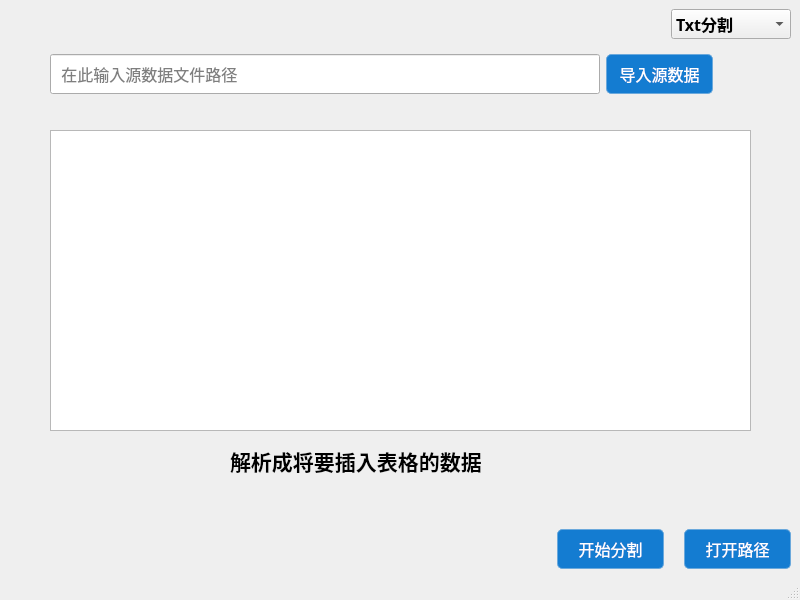
Old version of the form src/mainwindow.ui in the repository llwj0303/SplitTXT.
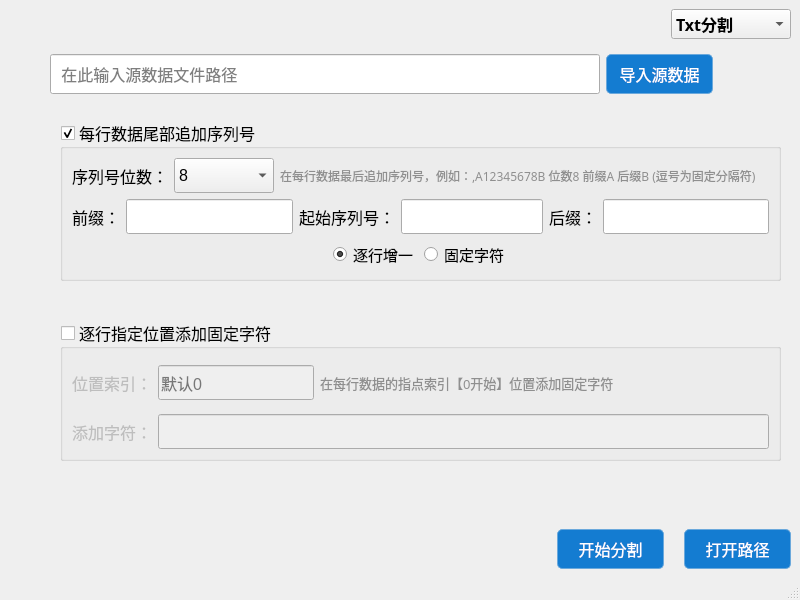
New version of the form. The open tabs and pages were chosen to show the change.

Commit message: 1.新功能：逐行添加字符，用于批量处理TXT源文件追加递增1或固定的序列号 2.新功能：字段位置交换，用于批量处理TXT源文件交换字段位置

Patch:
```diff
--- a/src/mainwindow.ui
+++ b/src/mainwindow.ui
@@ -1385,6 +1385,610 @@
         </property>
        </widget>
       </widget>
+      <widget class="QWidget" name="page_6">
+       <widget class="QGroupBox" name="groupBox_serialAppend">
+        <property name="geometry">
+         <rect>
+          <x>10</x>
+          <y>20</y>
+          <width>721</width>
+          <height>161</height>
+         </rect>
+        </property>
+        <property name="font">
+         <font>
+          <family>黑体</family>
+          <pointsize>12</pointsize>
+         </font>
+        </property>
+        <property name="title">
+         <string>每行数据尾部追加序列号</string>
+        </property>
+        <property name="checkable">
+         <bool>true</bool>
+        </property>
+        <layout class="QVBoxLayout" name="verticalLayout_10">
+         <item>
+          <widget class="QWidget" name="widget_serialAppend" native="true">
+           <layout class="QVBoxLayout" name="verticalLayout_8">
+            <property name="leftMargin">
+             <number>0</number>
+            </property>
+            <property name="topMargin">
+             <number>0</number>
+            </property>
+            <property name="rightMargin">
+             <number>0</number>
+            </property>
+            <property name="bottomMargin">
+             <number>0</number>
+            </property>
+            <item>
+             <layout class="QHBoxLayout" name="horizontalLayout_23">
+              <item>
+               <widget class="QLabel" name="label_24">
+                <property name="minimumSize">
+                 <size>
+                  <width>0</width>
+                  <height>35</height>
+                 </size>
+                </property>
+                <property name="font">
+                 <font>
+                  <family>微软雅黑</family>
+                  <pointsize>12</pointsize>
+                 </font>
+                </property>
+                <property name="text">
+                 <string>序列号位数：</string>
+                </property>
+               </widget>
+              </item>
+              <item>
+               <widget class="QComboBox" name="comboBox_serialNumLength">
+                <property name="minimumSize">
+                 <size>
+                  <width>100</width>
+                  <height>35</height>
+                 </size>
+                </property>
+                <property name="font">
+                 <font>
+                  <family>Arial</family>
+                  <pointsize>12</pointsize>
+                 </font>
+                </property>
+                <item>
+                 <property name="text">
+                  <string>8</string>
+                 </property>
+                </item>
+                <item>
+                 <property name="text">
+                  <string>9</string>
+                 </property>
+                </item>
+                <item>
+                 <property name="text">
+                  <string>10</string>
+                 </property>
+                </item>
+                <item>
+                 <property name="text">
+                  <string>6</string>
+                 </property>
+                </item>
+               </widget>
+              </item>
+              <item>
+               <widget class="QLabel" name="label_25">
+                <property name="minimumSize">
+                 <size>
+                  <width>0</width>
+                  <height>35</height>
+                 </size>
+                </property>
+                <property name="font">
+                 <font>
+                  <family>宋体</family>
+                  <pointsize>9</pointsize>
+                 </font>
+                </property>
+                <property name="styleSheet">
+                 <string notr="true">color: rgb(143, 143, 143);</string>
+                </property>
+                <property name="text">
+                 <string>在每行数据最后追加序列号，例如：,A12345678B 位数8 前缀A 后缀B (逗号为固定分隔符)</string>
+                </property>
+               </widget>
+              </item>
+              <item>
+               <spacer name="horizontalSpacer_22">
+                <property name="orientation">
+                 <enum>Qt::Horizontal</enum>
+                </property>
+                <property name="sizeHint" stdset="0">
+                 <size>
+                  <width>40</width>
+                  <height>20</height>
+                 </size>
+                </property>
+               </spacer>
+              </item>
+             </layout>
+            </item>
+            <item>
+             <layout class="QHBoxLayout" name="horizontalLayout_24">
+              <item>
+               <layout class="QHBoxLayout" name="horizontalLayout_22">
+                <item>
+                 <widget class="QLabel" name="label_23">
+                  <property name="minimumSize">
+                   <size>
+                    <width>0</width>
+                    <height>35</height>
+                   </size>
+                  </property>
+                  <property name="font">
+                   <font>
+                    <family>微软雅黑</family>
+                    <pointsize>12</pointsize>
+                   </font>
+                  </property>
+                  <property name="text">
+                   <string>前缀：</string>
+                  </property>
+                 </widget>
+                </item>
+                <item>
+                 <widget class="QLineEdit" name="lineEdit_preFix">
+                  <property name="minimumSize">
+                   <size>
+                    <width>0</width>
+                    <height>35</height>
+                   </size>
+                  </property>
+                  <property name="font">
+                   <font>
+                    <family>Arial</family>
+                    <pointsize>12</pointsize>
+                   </font>
+                  </property>
+                 </widget>
+                </item>
+               </layout>
+              </item>
+              <item>
+               <layout class="QHBoxLayout" name="horizontalLayout_19">
+                <item>
+                 <widget class="QLabel" name="label_21">
+                  <property name="minimumSize">
+                   <size>
+                    <width>0</width>
+                    <height>35</height>
+                   </size>
+                  </property>
+                  <property name="font">
+                   <font>
+                    <family>微软雅黑</family>
+                    <pointsize>12</pointsize>
+                   </font>
+                  </property>
+                  <property name="text">
+                   <string>起始序列号：</string>
+                  </property>
+                 </widget>
+                </item>
+                <item>
+                 <widget class="QLineEdit" name="lineEdit_startSerialNum">
+                  <property name="minimumSize">
+                   <size>
+                    <width>0</width>
+                    <height>35</height>
+                   </size>
+                  </property>
+                  <property name="font">
+                   <font>
+                    <family>Arial</family>
+                    <pointsize>12</pointsize>
+                   </font>
+                  </property>
+                 </widget>
+                </item>
+               </layout>
+              </item>
+              <item>
+               <layout class="QHBoxLayout" name="horizontalLayout_21">
+                <item>
+                 <widget class="QLabel" name="label_22">
+                  <property name="minimumSize">
+                   <size>
+                    <width>0</width>
+                    <height>35</height>
+                   </size>
+                  </property>
+                  <property name="font">
+                   <font>
+                    <family>微软雅黑</family>
+                    <pointsize>12</pointsize>
+                   </font>
+                  </property>
+                  <property name="text">
+                   <string>后缀：</string>
+                  </property>
+                 </widget>
+                </item>
+                <item>
+                 <widget class="QLineEdit" name="lineEdit_subFix">
+                  <property name="minimumSize">
+                   <size>
+                    <width>0</width>
+                    <height>35</height>
+                   </size>
+                  </property>
+                  <property name="font">
+                   <font>
+                    <family>Arial</family>
+                    <pointsize>12</pointsize>
+                   </font>
+                  </property>
+                 </widget>
+                </item>
+               </layout>
+              </item>
+             </layout>
+            </item>
+            <item>
+             <layout class="QHBoxLayout" name="horizontalLayout_20">
+              <item>
+               <spacer name="horizontalSpacer_19">
+                <property name="orientation">
+                 <enum>Qt::Horizontal</enum>
+                </property>
+                <property name="sizeHint" stdset="0">
+                 <size>
+                  <width>40</width>
+                  <height>20</height>
+                 </size>
+                </property>
+               </spacer>
+              </item>
+              <item>
+               <widget class="QRadioButton" name="radioButton_plusOne">
+                <property name="font">
+                 <font>
+                  <family>微软雅黑</family>
+                  <pointsize>11</pointsize>
+                 </font>
+                </property>
+                <property name="text">
+                 <string>逐行增一</string>
+                </property>
+                <property name="checked">
+                 <bool>true</bool>
+                </property>
+               </widget>
+              </item>
+              <item>
+               <widget class="QRadioButton" name="radioButton_keepStatic">
+                <property name="font">
+                 <font>
+                  <family>微软雅黑</family>
+                  <pointsize>11</pointsize>
+                 </font>
+                </property>
+                <property name="text">
+                 <string>固定字符</string>
+                </property>
+               </widget>
+              </item>
+              <item>
+               <spacer name="horizontalSpacer_20">
+                <property name="orientation">
+                 <enum>Qt::Horizontal</enum>
+                </property>
+                <property name="sizeHint" stdset="0">
+                 <size>
+                  <width>40</width>
+                  <height>20</height>
+                 </size>
+                </property>
+               </spacer>
+              </item>
+             </layout>
+            </item>
+           </layout>
+          </widget>
+         </item>
+        </layout>
+       </widget>
+       <widget class="QGroupBox" name="groupBox_stringInsert">
+        <property name="geometry">
+         <rect>
+          <x>10</x>
+          <y>220</y>
+          <width>721</width>
+          <height>141</height>
+         </rect>
+        </property>
+        <property name="font">
+         <font>
+          <family>黑体</family>
+          <pointsize>12</pointsize>
+         </font>
+        </property>
+        <property name="title">
+         <string>逐行指定位置添加固定字符</string>
+        </property>
+        <property name="checkable">
+         <bool>true</bool>
+        </property>
+        <property name="checked">
+         <bool>false</bool>
+        </property>
+        <layout class="QVBoxLayout" name="verticalLayout_11">
+         <item>
+          <widget class="QWidget" name="widget_stringInsert" native="true">
+           <layout class="QVBoxLayout" name="verticalLayout_9">
+            <property name="leftMargin">
+             <number>0</number>
+            </property>
+            <property name="topMargin">
+             <number>0</number>
+            </property>
+            <property name="rightMargin">
+             <number>0</number>
+            </property>
+            <property name="bottomMargin">
+             <number>0</number>
+            </property>
+            <item>
+             <layout class="QHBoxLayout" name="horizontalLayout_25">
+              <item>
+               <widget class="QLabel" name="label_26">
+                <property name="minimumSize">
+                 <size>
+                  <width>0</width>
+                  <height>35</height>
+                 </size>
+                </property>
+                <property name="font">
+                 <font>
+                  <family>微软雅黑</family>
+                  <pointsize>12</pointsize>
+                 </font>
+                </property>
+                <property name="text">
+                 <string>位置索引：</string>
+                </property>
+               </widget>
+              </item>
+              <item>
+               <widget class="QLineEdit" name="lineEdit_strInsertPos">
+                <property name="minimumSize">
+                 <size>
+                  <width>0</width>
+                  <height>35</height>
+                 </size>
+                </property>
+                <property name="font">
+                 <font>
+                  <family>Arial</family>
+                  <pointsize>12</pointsize>
+                 </font>
+                </property>
+                <property name="placeholderText">
+                 <string>默认0</string>
+                </property>
+               </widget>
+              </item>
+              <item>
+               <widget class="QLabel" name="label_27">
+                <property name="minimumSize">
+                 <size>
+                  <width>0</width>
+                  <height>35</height>
+                 </size>
+                </property>
+                <property name="font">
+                 <font>
+                  <family>宋体</family>
+                  <pointsize>10</pointsize>
+                 </font>
+                </property>
+                <property name="styleSheet">
+                 <string notr="true">color: rgb(143, 143, 143);</string>
+                </property>
+                <property name="text">
+                 <string>在每行数据的指点索引【0开始】位置添加固定字符</string>
+                </property>
+               </widget>
+              </item>
+              <item>
+               <spacer name="horizontalSpacer_21">
+                <property name="orientation">
+                 <enum>Qt::Horizontal</enum>
+                </property>
+                <property name="sizeHint" stdset="0">
+                 <size>
+                  <width>40</width>
+                  <height>20</height>
+                 </size>
+                </property>
+               </spacer>
+              </item>
+             </layout>
+            </item>
+            <item>
+             <layout class="QHBoxLayout" name="horizontalLayout_28">
+              <item>
+               <widget class="QLabel" name="label_29">
+                <property name="minimumSize">
+                 <size>
+                  <width>0</width>
+                  <height>35</height>
+                 </size>
+                </property>
+                <property name="font">
+                 <font>
+                  <family>微软雅黑</family>
+                  <pointsize>12</pointsize>
+                 </font>
+                </property>
+                <property name="text">
+                 <string>添加字符：</string>
+                </property>
+               </widget>
+              </item>
+              <item>
+               <widget class="QLineEdit" name="lineEdit_strInsert">
+                <property name="minimumSize">
+                 <size>
+                  <width>0</width>
+                  <height>35</height>
+                 </size>
+                </property>
+                <property name="font">
+                 <font>
+                  <family>Arial</family>
+                  <pointsize>12</pointsize>
+                 </font>
+                </property>
+               </widget>
+              </item>
+             </layout>
+            </item>
+           </layout>
+          </widget>
+         </item>
+        </layout>
+       </widget>
+      </widget>
+      <widget class="QWidget" name="page_7">
+       <widget class="QWidget" name="">
+        <property name="geometry">
+         <rect>
+          <x>76</x>
+          <y>90</y>
+          <width>441</width>
+          <height>78</height>
+         </rect>
+        </property>
+        <layout class="QGridLayout" name="gridLayout">
+         <item row="0" column="1">
+          <widget class="QComboBox" name="comboBox_dataParts">
+           <property name="minimumSize">
+            <size>
+             <width>200</width>
+             <height>35</height>
+            </size>
+           </property>
+           <property name="font">
+            <font>
+             <family>Arial</family>
+             <pointsize>12</pointsize>
+            </font>
+           </property>
+          </widget>
+         </item>
+         <item row="1" column="0">
+          <widget class="QLabel" name="label_35">
+           <property name="minimumSize">
+            <size>
+             <width>0</width>
+             <height>35</height>
+            </size>
+           </property>
+           <property name="font">
+            <font>
+             <family>微软雅黑</family>
+             <pointsize>12</pointsize>
+            </font>
+           </property>
+           <property name="text">
+            <string>要放置的位置：</string>
+           </property>
+          </widget>
+         </item>
+         <item row="1" column="1">
+          <widget class="QComboBox" name="comboBox_placePos">
+           <property name="minimumSize">
+            <size>
+             <width>200</width>
+             <height>35</height>
+            </size>
+           </property>
+           <property name="font">
+            <font>
+             <family>Arial</family>
+             <pointsize>12</pointsize>
+            </font>
+           </property>
+          </widget>
+         </item>
+         <item row="0" column="0">
+          <widget class="QLabel" name="label_34">
+           <property name="minimumSize">
+            <size>
+             <width>0</width>
+             <height>35</height>
+            </size>
+           </property>
+           <property name="font">
+            <font>
+             <family>微软雅黑</family>
+             <pointsize>12</pointsize>
+            </font>
+           </property>
+           <property name="text">
+            <string>要交换的字段：</string>
+           </property>
+          </widget>
+         </item>
+         <item row="1" column="2">
+          <widget class="QLabel" name="label_36">
+           <property name="minimumSize">
+            <size>
+             <width>0</width>
+             <height>35</height>
+            </size>
+           </property>
+           <property name="font">
+            <font>
+             <family>微软雅黑</family>
+             <pointsize>10</pointsize>
+            </font>
+           </property>
+           <property name="styleSheet">
+            <string notr="true">color: rgb(143, 143, 143);</string>
+           </property>
+           <property name="text">
+            <string>在此段之后</string>
+           </property>
+          </widget>
+         </item>
+         <item row="0" column="2">
+          <widget class="QLineEdit" name="lineEdit_splitChar">
+           <property name="minimumSize">
+            <size>
+             <width>0</width>
+             <height>35</height>
+            </size>
+           </property>
+           <property name="font">
+            <font>
+             <family>微软雅黑</family>
+             <pointsize>10</pointsize>
+            </font>
+           </property>
+           <property name="placeholderText">
+            <string>默认 , 分隔</string>
+           </property>
+          </widget>
+         </item>
+        </layout>
+       </widget>
+      </widget>
      </widget>
     </item>
     <item>
```
Left out of the diff: 288 changed lines with no effect on the pictures. The commit also changes 8 other files.
